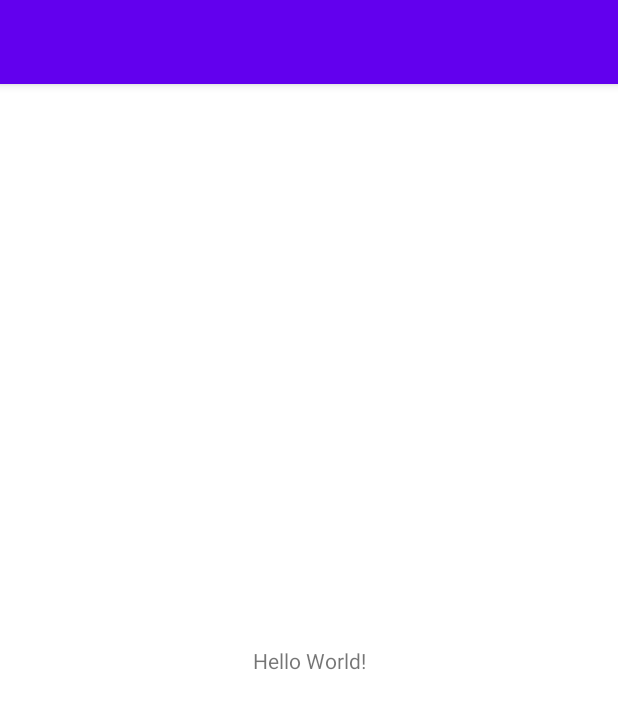
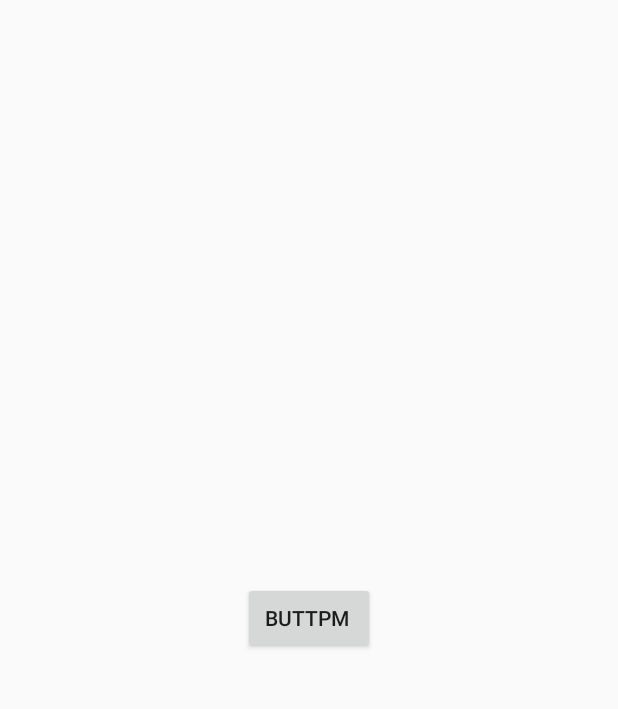
Before and after one commit to Asghar-ali-code/DingVpnn, an Android app: the screen it shows after launch (MainActivity), on a phone screen of 412 x 824 dp. Shown: the top 709 px of the screen. Run offline under Robolectric (Android 15) with nearby library versions, the phone set to English and light mode, and no system bars.

Commit message:
with font

```diff
--- a/app/build.gradle
+++ b/app/build.gradle
@@ -40,4 +40,6 @@ dependencies {
     testImplementation 'junit:junit:4.+'
     androidTestImplementation 'androidx.test.ext:junit:1.1.3'
     androidTestImplementation 'androidx.test.espresso:espresso-core:3.4.0'
+    //dependency for different screen size
+    implementation 'com.intuit.sdp:sdp-android:1.0.6'
 }
--- a/app/src/main/AndroidManifest.xml
+++ b/app/src/main/AndroidManifest.xml
@@ -8,7 +8,7 @@
         android:label="@string/app_name"
         android:roundIcon="@mipmap/ic_launcher_round"
         android:supportsRtl="true"
-        android:theme="@style/Theme.MyApplication">
+        android:theme="@style/Theme.Design.Light.NoActionBar">
         <activity
             android:name=".Activities.HomeActivity"
             android:exported="true" />
--- a/app/src/main/java/com/funtash/dingVpnn/Activities/MainActivity.java
+++ b/app/src/main/java/com/funtash/dingVpnn/Activities/MainActivity.java
@@ -2,15 +2,19 @@ package com.funtash.dingVpnn.Activities;
 
 import androidx.appcompat.app.AppCompatActivity;
 
+import android.content.Intent;
 import android.os.Bundle;
 
 import com.funtash.dingVpnn.R;
+import com.funtash.dingVpnn.databinding.ActivityMainBinding;
 
 public class MainActivity extends AppCompatActivity {
-
+ ActivityMainBinding binding;
     @Override
     protected void onCreate(Bundle savedInstanceState) {
         super.onCreate(savedInstanceState);
-        setContentView(R.layout.activity_main);
+        binding=ActivityMainBinding.inflate(getLayoutInflater());
+        setContentView(binding.getRoot());
+        binding.button.setOnClickListener(view -> {startActivity(new Intent(this,HomeActivity.class));});
     }
 }
--- a/app/src/main/res/layout/activity_main.xml
+++ b/app/src/main/res/layout/activity_main.xml
@@ -6,13 +6,14 @@
     android:layout_height="match_parent"
     tools:context=".Activities.MainActivity">
 
-    <TextView
+    <androidx.appcompat.widget.AppCompatButton
+        android:id="@+id/button"
         android:layout_width="wrap_content"
         android:layout_height="wrap_content"
-        android:text="Hello World!"
+        android:text="buttpm
+"
         app:layout_constraintBottom_toBottomOf="parent"
-        app:layout_constraintLeft_toLeftOf="parent"
-        app:layout_constraintRight_toRightOf="parent"
+        app:layout_constraintEnd_toEndOf="parent"
+        app:layout_constraintStart_toStartOf="parent"
         app:layout_constraintTop_toTopOf="parent" />
-
 </androidx.constraintlayout.widget.ConstraintLayout>
--- a/app/src/main/res/values/colors.xml
+++ b/app/src/main/res/values/colors.xml
@@ -7,4 +7,6 @@
     <color name="teal_700">#FF018786</color>
     <color name="black">#FF000000</color>
     <color name="white">#FFFFFFFF</color>
+    <color name="mainColor">#292c31</color>
+    <color name="OrangeDark">#db4e2d</color>
 </resources>
```
Also changed, not shown: app/src/main/java/com/funtash/dingVpnn/Activities/HomeActivity.java (+13 -0 lines), app/src/main/res/layout/activity_home.xml (+14 -0 lines), app/src/main/res/font/oxygen_bold.ttf (added), app/src/main/res/font/oxygen_light.ttf (added), app/src/main/res/font/oxygen_regular.ttf (added).
